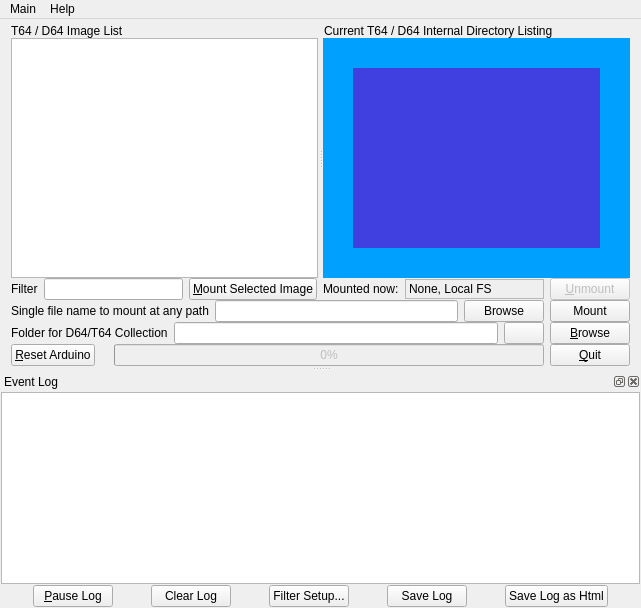
First picture: the form in mainwindow.ui, repository Larswad/uno2iec, before the edit.
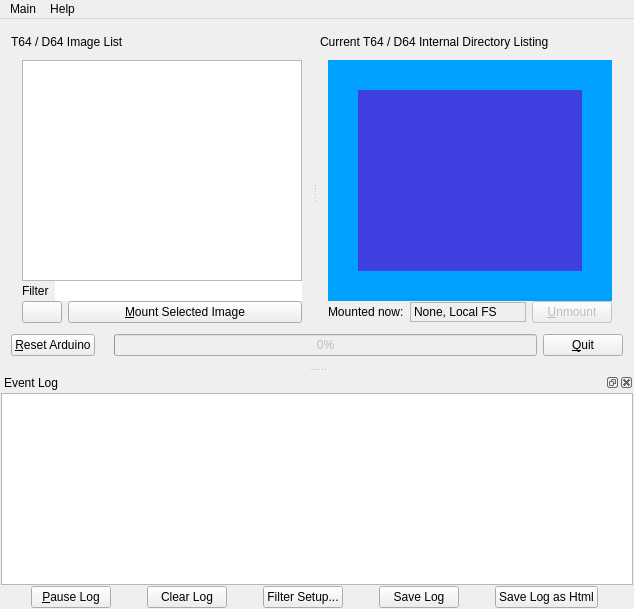
Second picture: the form after the edit. Icons and pictures are not drawn. Custom widgets are drawn as their Qt base class.

Commit message: Added icons. Refined user interface to minimize the amount of space taken by control not needed to be shown all the time.

Diff of the .ui file:
```diff
--- a/mainwindow.ui
+++ b/mainwindow.ui
@@ -6,24 +6,18 @@
    <rect>
     <x>0</x>
     <y>0</y>
-    <width>641</width>
-    <height>608</height>
+    <width>634</width>
+    <height>609</height>
    </rect>
   </property>
   <property name="windowTitle">
    <string>Arduino To IEC Host</string>
   </property>
   <widget class="QWidget" name="centralWidget">
-   <layout class="QVBoxLayout" name="verticalLayout_3">
+   <layout class="QVBoxLayout" name="verticalLayout_11">
     <property name="spacing">
      <number>0</number>
     </property>
-    <property name="topMargin">
-     <number>0</number>
-    </property>
-    <property name="bottomMargin">
-     <number>0</number>
-    </property>
     <item>
      <layout class="QHBoxLayout" name="horizontalLayout_9">
       <property name="topMargin">
@@ -59,33 +53,15 @@
     </item>
     <item>
      <widget class="QSplitter" name="splitter">
-      <property name="sizePolicy">
-       <sizepolicy hsizetype="Expanding" vsizetype="Expanding">
-        <horstretch>0</horstretch>
-        <verstretch>0</verstretch>
-       </sizepolicy>
-      </property>
-      <property name="minimumSize">
-       <size>
-        <width>0</width>
-        <height>200</height>
-       </size>
-      </property>
-      <property name="frameShape">
-       <enum>QFrame::NoFrame</enum>
-      </property>
-      <property name="lineWidth">
-       <number>1</number>
-      </property>
       <property name="orientation">
        <enum>Qt::Horizontal</enum>
       </property>
-      <property name="opaqueResize">
-       <bool>true</bool>
-      </property>
-      <property name="handleWidth">
-       <number>5</number>
-      </property>
+      <widget class="QWidget" name="verticalLayoutWidget">
+       <layout class="QVBoxLayout" name="verticalLayout_6">
+        <property name="spacing">
+         <number>0</number>
+        </property>
+        <item>
       <widget class="QTreeView" name="dirList">
        <property name="sizePolicy">
         <sizepolicy hsizetype="Expanding" vsizetype="Preferred">
@@ -109,6 +85,104 @@
         <bool>false</bool>
        </property>
       </widget>
+        </item>
+        <item>
+         <layout class="QHBoxLayout" name="horizontalLayout_7">
+          <property name="spacing">
+           <number>6</number>
+          </property>
+          <item>
+           <widget class="QLabel" name="label_12">
+            <property name="sizePolicy">
+             <sizepolicy hsizetype="Maximum" vsizetype="Preferred">
+              <horstretch>0</horstretch>
+              <verstretch>0</verstretch>
+             </sizepolicy>
+            </property>
+            <property name="text">
+             <string>Filter</string>
+            </property>
+           </widget>
+          </item>
+          <item>
+           <widget class="QLineEdit" name="imageFilter">
+            <property name="sizePolicy">
+             <sizepolicy hsizetype="Expanding" vsizetype="Fixed">
+              <horstretch>0</horstretch>
+              <verstretch>0</verstretch>
+             </sizepolicy>
+            </property>
+            <property name="minimumSize">
+             <size>
+              <width>100</width>
+              <height>0</height>
+             </size>
+            </property>
+            <property name="frame">
+             <bool>false</bool>
+            </property>
+           </widget>
+          </item>
+         </layout>
+        </item>
+        <item>
+         <layout class="QHBoxLayout" name="horizontalLayout_10">
+          <item>
+           <widget class="QPushButton" name="reloadImageDir">
+            <property name="sizePolicy">
+             <sizepolicy hsizetype="Maximum" vsizetype="Fixed">
+              <horstretch>0</horstretch>
+              <verstretch>0</verstretch>
+             </sizepolicy>
+            </property>
+            <property name="text">
+             <string/>
+            </property>
+            <property name="icon">
+             <iconset resource="resources.qrc">
+              <normaloff>:/icons/icons/arrow_refresh.png</normaloff>:/icons/icons/arrow_refresh.png</iconset>
+            </property>
+            <property name="iconSize">
+             <size>
+              <width>24</width>
+              <height>24</height>
+             </size>
+            </property>
+           </widget>
+          </item>
+          <item>
+           <widget class="QPushButton" name="mountSelected">
+            <property name="sizePolicy">
+             <sizepolicy hsizetype="Preferred" vsizetype="Fixed">
+              <horstretch>0</horstretch>
+              <verstretch>0</verstretch>
+             </sizepolicy>
+            </property>
+            <property name="text">
+             <string>&amp;Mount Selected Image</string>
+            </property>
+            <property name="icon">
+             <iconset resource="resources.qrc">
+              <normaloff>:/icons/icons/floppy_mount.png</normaloff>:/icons/icons/floppy_mount.png</iconset>
+            </property>
+            <property name="iconSize">
+             <size>
+              <width>24</width>
+              <height>24</height>
+             </size>
+            </property>
+           </widget>
+          </item>
+         </layout>
+        </item>
+       </layout>
+      </widget>
+      <widget class="QWidget" name="verticalLayoutWidget_2">
+       <layout class="QVBoxLayout" name="verticalLayout_3">
+        <property name="spacing">
+         <number>0</number>
+        </property>
+        <item>
       <widget class="QCmdTextEdit" name="imageDirList">
        <property name="font">
         <font>
@@ -164,62 +238,9 @@
         <number>16</number>
        </property>
       </widget>
-     </widget>
     </item>
     <item>
      <layout class="QHBoxLayout" name="horizontalLayout_8">
-      <item>
-       <widget class="QLabel" name="label_12">
-        <property name="sizePolicy">
-         <sizepolicy hsizetype="Maximum" vsizetype="Preferred">
-          <horstretch>0</horstretch>
-          <verstretch>0</verstretch>
-         </sizepolicy>
-        </property>
-        <property name="text">
-         <string>Filter</string>
-        </property>
-       </widget>
-      </item>
-      <item>
-       <widget class="QLineEdit" name="imageFilter">
-        <property name="sizePolicy">
-         <sizepolicy hsizetype="Expanding" vsizetype="Fixed">
-          <horstretch>0</horstretch>
-          <verstretch>0</verstretch>
-         </sizepolicy>
-        </property>
-        <property name="minimumSize">
-         <size>
-          <width>100</width>
-          <height>0</height>
-         </size>
-        </property>
-       </widget>
-      </item>
-      <item>
-       <widget class="QPushButton" name="mountSelected">
-        <property name="sizePolicy">
-         <sizepolicy hsizetype="Maximum" vsizetype="Fixed">
-          <horstretch>0</horstretch>
-          <verstretch>0</verstretch>
-         </sizepolicy>
-        </property>
-        <property name="text">
-         <string>&amp;Mount Selected Image</string>
-        </property>
-        <property name="icon">
-         <iconset resource="resources.qrc">
-          <normaloff>:/icons/icons/floppy_mount.png</normaloff>:/icons/icons/floppy_mount.png</iconset>
-        </property>
-        <property name="iconSize">
-         <size>
-          <width>32</width>
-          <height>32</height>
-         </size>
-        </property>
-       </widget>
-      </item>
       <item>
        <widget class="QLabel" name="label_13">
         <property name="sizePolicy">
@@ -237,8 +258,6 @@
        </widget>
       </item>
       <item>
-       <layout class="QVBoxLayout" name="verticalLayout_7">
-        <item>
          <widget class="QLabel" name="nowMounted">
           <property name="sizePolicy">
            <sizepolicy hsizetype="Expanding" vsizetype="Fixed">
@@ -260,8 +279,6 @@
           </property>
          </widget>
         </item>
-       </layout>
-      </item>
       <item>
        <widget class="QPushButton" name="unmountCurrent">
         <property name="enabled">
@@ -282,171 +299,17 @@
         </property>
         <property name="iconSize">
          <size>
-          <width>32</width>
-          <height>32</height>
+              <width>24</width>
+              <height>24</height>
          </size>
         </property>
        </widget>
       </item>
      </layout>
     </item>
-    <item>
-     <layout class="QHBoxLayout" name="horizontalLayout_3">
-      <item>
-       <widget class="QLabel" name="label_6">
-        <property name="sizePolicy">
-         <sizepolicy hsizetype="Maximum" vsizetype="Preferred">
-          <horstretch>0</horstretch>
-          <verstretch>0</verstretch>
-         </sizepolicy>
-        </property>
-        <property name="minimumSize">
-         <size>
-          <width>140</width>
-          <height>0</height>
-         </size>
-        </property>
-        <property name="text">
-         <string>Single file name to mount at any path</string>
-        </property>
-       </widget>
-      </item>
-      <item>
-       <widget class="QLineEdit" name="singleImageName">
-        <property name="sizePolicy">
-         <sizepolicy hsizetype="Expanding" vsizetype="Fixed">
-          <horstretch>0</horstretch>
-          <verstretch>0</verstretch>
-         </sizepolicy>
-        </property>
-        <property name="minimumSize">
-         <size>
-          <width>0</width>
-          <height>0</height>
-         </size>
-        </property>
-       </widget>
-      </item>
-      <item>
-       <widget class="QPushButton" name="browseSingle">
-        <property name="sizePolicy">
-         <sizepolicy hsizetype="Maximum" vsizetype="Fixed">
-          <horstretch>0</horstretch>
-          <verstretch>0</verstretch>
-         </sizepolicy>
-        </property>
-        <property name="text">
-         <string>Browse</string>
-        </property>
-        <property name="icon">
-         <iconset>
-          <normaloff>icons/browse.png</normaloff>icons/browse.png</iconset>
-        </property>
-        <property name="iconSize">
-         <size>
-          <width>32</width>
-          <height>32</height>
-         </size>
-        </property>
-       </widget>
-      </item>
-      <item>
-       <widget class="QPushButton" name="mountSingle">
-        <property name="sizePolicy">
-         <sizepolicy hsizetype="Maximum" vsizetype="Fixed">
-          <horstretch>0</horstretch>
-          <verstretch>0</verstretch>
-         </sizepolicy>
-        </property>
-        <property name="text">
-         <string>Mount</string>
-        </property>
-        <property name="icon">
-         <iconset resource="resources.qrc">
-          <normaloff>:/icons/icons/floppy_mount.png</normaloff>:/icons/icons/floppy_mount.png</iconset>
-        </property>
-        <property name="iconSize">
-         <size>
-          <width>32</width>
-          <height>32</height>
-         </size>
-        </property>
-       </widget>
-      </item>
-     </layout>
-    </item>
-    <item>
-     <layout class="QHBoxLayout" name="horizontalLayout_5">
-      <item>
-       <widget class="QLabel" name="label_8">
-        <property name="text">
-         <string>Folder for D64/T64 Collection</string>
-        </property>
-       </widget>
-      </item>
-      <item>
-       <widget class="QLineEdit" name="imageDir">
-        <property name="sizePolicy">
-         <sizepolicy hsizetype="Expanding" vsizetype="Fixed">
-          <horstretch>0</horstretch>
-          <verstretch>0</verstretch>
-         </sizepolicy>
-        </property>
-        <property name="minimumSize">
-         <size>
-          <width>0</width>
-          <height>0</height>
-         </size>
-        </property>
-       </widget>
-      </item>
-      <item>
-       <widget class="QPushButton" name="reloadImageDir">
-        <property name="sizePolicy">
-         <sizepolicy hsizetype="Maximum" vsizetype="Fixed">
-          <horstretch>0</horstretch>
-          <verstretch>0</verstretch>
-         </sizepolicy>
-        </property>
-        <property name="text">
-         <string/>
-        </property>
-        <property name="icon">
-         <iconset resource="resources.qrc">
-          <normaloff>:/icons/icons/arrow_refresh.png</normaloff>:/icons/icons/arrow_refresh.png</iconset>
-        </property>
-        <property name="iconSize">
-         <size>
-          <width>32</width>
-          <height>32</height>
-         </size>
-        </property>
-       </widget>
-      </item>
-      <item>
-       <widget class="QPushButton" name="browseImageDir">
-        <property name="sizePolicy">
-         <sizepolicy hsizetype="Maximum" vsizetype="Fixed">
-          <horstretch>0</horstretch>
-          <verstretch>0</verstretch>
-         </sizepolicy>
-        </property>
-        <property name="text">
-         <string>&amp;Browse</string>
-        </property>
-        <property name="icon">
-         <iconset>
-          <normaloff>icons/browse.png</normaloff>icons/browse.png</iconset>
-        </property>
-        <property name="iconSize">
-         <size>
-          <width>32</width>
-          <height>32</height>
-         </size>
-        </property>
-       </widget>
-      </item>
-     </layout>
+       </layout>
+      </widget>
+     </widget>
     </item>
     <item>
      <layout class="QHBoxLayout" name="horizontalLayout_2">
@@ -549,8 +412,8 @@
     <rect>
      <x>0</x>
      <y>0</y>
-     <width>641</width>
-     <height>20</height>
+     <width>634</width>
+     <height>21</height>
     </rect>
    </property>
    <widget class="QMenu" name="menuMain">
```
Left out of the diff: 31 changed lines with no effect on the pictures. Lines whose indentation alone changed are shown as unchanged. The commit also changes 16 other files.
